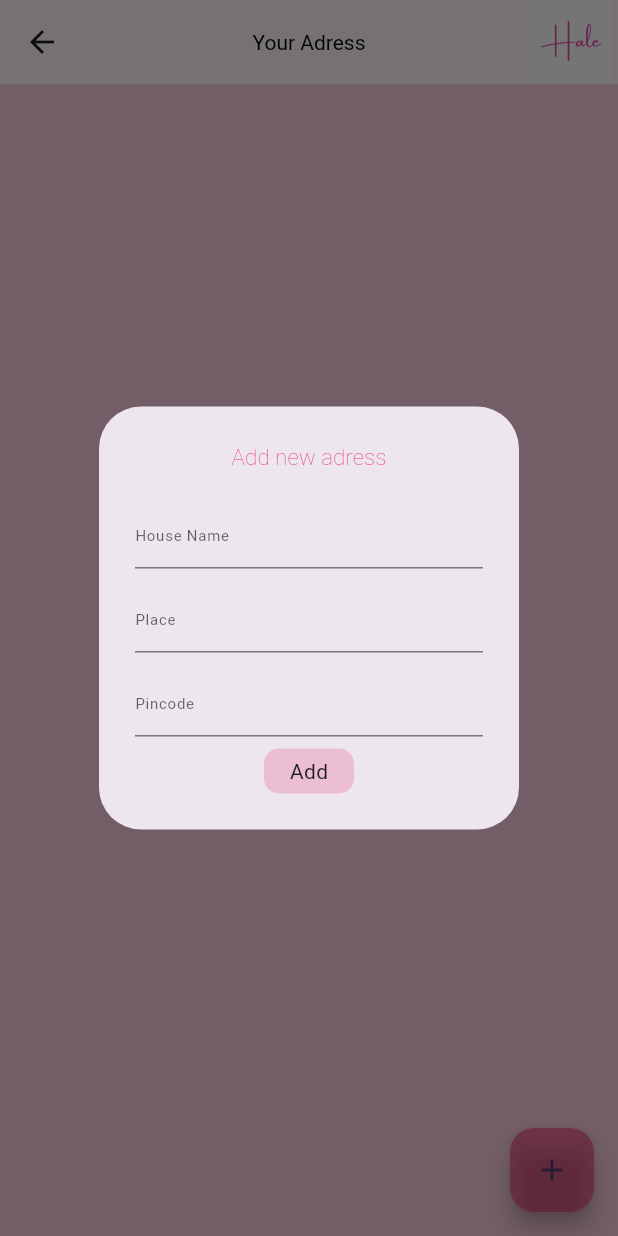
After one commit to Fazil-Puthen/hale, a Flutter app: the AdressPage screen opened directly, after a tap on the "add" icon, on a phone screen of 412 x 824 dp. The commit adds this screen. Run offline on Flutter 3.47's test engine with Material 2 defaults, Android fonts, the phone set to English and light mode, and no system bars; our stand-ins replace another_flutter_splash_screen, bloc, carousel_slider, cloud_firestore, curved_navigation_bar, firebase_auth and 3 more; missing offline and left inert: collapsible_app_bar; accounts and stored records are empty.

Commit message:
worked on cart and adress

```diff
--- /dev/null
+++ b/lib/Models/adressmodel.dart
@@ -0,0 +1,10 @@
+class adressmodel{
+  final String housename;
+  final String place;
+  final String pincode;
+  adressmodel({
+    required this.housename,
+    required this.place,
+    required this.pincode
+  });
+}
--- /dev/null
+++ b/lib/Presentation/Address page/address_screen.dart
@@ -0,0 +1,103 @@
+import 'package:flutter/material.dart';
+import 'package:flutter_bloc/flutter_bloc.dart';
+import 'package:hale/Presentation/Address%20page/bloc/adress_bloc.dart';
+import 'package:hale/Presentation/Address%20page/refracted%20widgets/floatingbutton.dart';
+import 'package:hale/Presentation/common_widgets/constants.dart';
+
+class AdressPage extends StatelessWidget {
+  const AdressPage({super.key});
+
+  @override
+  Widget build(BuildContext context) {
+    final screenwidth=MediaQuery.of(context).size.width;
+    final screeheight=MediaQuery.of(context).size.height;
+    return  Scaffold(
+      floatingActionButton: floatingbutton(),
+      appBar:AppBar(
+        actions: [
+          Padding(
+            padding: const EdgeInsets.only(right: 5),
+            child: Image.asset(
+              hale,
+              scale: 6,
+            ),
+          ),
+        ],
+        title: Text(
+          'Your Adress',
+          style: cardfont,
+        ),
+        centerTitle: true,
+      ),
+      body: Container(
+        width: screenwidth,
+        color: pinkcolor,
+        child: BlocBuilder<AdressBloc, AdressState>(
+          builder: (context, state) {
+            if(state is Adressloadingstate){
+              return const Center(child: CircularProgressIndicator(),);
+            }
+            else if(state is AdressamangeState){
+              final list=state.adresslist;
+            return ListView.builder(itemCount: list.length,
+              itemBuilder:(context, index) {
+              return Padding(
+                padding: const EdgeInsets.symmetric(horizontal: 20,vertical: 5),
+                child: Container(
+                  decoration: BoxDecoration(
+                    borderRadius: BorderRadius.circular(10),
+                    border: Border.all(width: 0.5),
+                     color: Colors.white,
+                  ),
+                width: screenwidth*0.7,
+                height: screeheight*0.1,
+                child: Padding(
+                  padding: const EdgeInsets.symmetric(horizontal: 20),
+                  child: Row(mainAxisAlignment: MainAxisAlignment.spaceBetween,
+                  crossAxisAlignment: CrossAxisAlignment.center,
+                  children: [Column(crossAxisAlignment: CrossAxisAlignment.start,
+                    children: [
+                  Text(list[index].housename,style: detailfont(15,Colors.black,FontWeight.w300),),
+                  Text(list[index].place,style: detailfont(13,Colors.black,FontWeight.w200)),
+                  Text(list[index].pincode,style: detailfont(10,Colors.black,FontWeight.bold))]),
+                  Column(mainAxisAlignment: MainAxisAlignment.center,
+                  children:
+                  [Row(
+                    children: [
+                    GestureDetector(onTap: ()async {
+                      return showDialog(context: context, builder:(context) {
+                        TextEditingController housecontroller=TextEditingController();
+                        TextEditingController placecontroller=TextEditingController();
+                        TextEditingController pincontroller=TextEditingController();
+                        housecontroller.text=list[index].housename;
+                        placecontroller.text=list[index].place;
+                        pincontroller.text=list[index].pincode;
+                        return AdressAlertbox(
+                          buttonhint: 'Update',
+                          head: 'Update adress',
+                          housecontroller:housecontroller ,
+                          placecontroller: placecontroller,
+                          pincontroller: pincontroller,
+                          index: index,
+                          adresscontrol: addordelete.update,);
+                      },);
+                    },
+                      child: const Icon(Icons.edit,size: 20,color: Colors.brown,)),
+                    wbox,
+                    GestureDetector(onTap: () {
+                      context.read<AdressBloc>().add(AdressdeleteEvent(index: index));
+                    },
+                      child: const Icon(Icons.delete_outline,size: 20,color: Colors.red,))],)],),],),
+                ),),
+              );
+            },);}
+            else{
+              return const Center(child: Text('No adress added'),);
+            }
+          },
+        ),
+      ),
+
+    );
+  }
+}
--- /dev/null
+++ b/lib/Presentation/Address page/bloc/adress_bloc.dart
@@ -0,0 +1,82 @@
+import 'dart:async';
+import 'dart:developer';
+
+import 'package:bloc/bloc.dart';
+import 'package:cloud_firestore/cloud_firestore.dart';
+import 'package:hale/Models/adressmodel.dart';
+import 'package:hale/Presentation/common_widgets/constants.dart';
+import 'package:meta/meta.dart';
+
+part 'adress_event.dart';
+part 'adress_state.dart';
+
+class AdressBloc extends Bloc<AdressEvent, AdressState> {
+  AdressBloc() : super(AdressInitial()) {
+    on<AdressEvent>((event, emit) {
+      // TODO: implement event handler
+    });
+    on<AdressaddEvent>(adressaddhandler);
+    on<AdressdeleteEvent>(adressdeltehandler);
+    on<AdressfetchEvent>(adressfetchhandler);
+  }
+  List<adressmodel> adresslist=[];
+  final firestore=FirebaseFirestore.instance;
+
+  FutureOr<void> adressaddhandler(AdressaddEvent event, Emitter<AdressState> emit) {
+    final adress=firestore.collection('users').doc(userid).collection('adress').doc(event.place);
+
+    if(event.adresscontrol==addordelete.add){
+    adress.set({
+      'housename':event.housename,
+      'place':event.place,
+      'pincode':event.pincode
+
+    });
+    final newadress=adressmodel(
+      housename: event.housename,
+      place: event.place,
+      pincode: event.pincode);
+
+     adresslist.add(newadress);}
+
+
+    else if(event.adresscontrol==addordelete.update&&event.index!=null){
+      adress.update({
+      'housename':event.housename,
+      'place':event.place,
+      'pincode':event.pincode
+      });
+      adresslist[event.index!]=adressmodel(
+        housename: event.housename,
+        place: event.place,
+        pincode: event.pincode);
+    }
+
+     emit(AdressamangeState(adresslist: adresslist));
+
+  }
+
+  FutureOr<void> adressdeltehandler(AdressdeleteEvent event, Emitter<AdressState> emit) {
+    final adress=firestore.collection('users').doc(userid).collection('adress').doc(adresslist[event.index].place);
+    adress.delete();
+    adresslist.removeAt(event.index);
+
+    emit(AdressamangeState(adresslist: adresslist));
+  }
+
+  FutureOr<void> adressfetchhandler(AdressfetchEvent event, Emitter<AdressState> emit) async{
+    emit(Adressloadingstate());
+    adresslist.clear();
+    final adresses=await
+     firestore.collection('users').doc(userid).collection('adress').get();
+    for(var doc in adresses.docs){
+      final value=doc.data();
+      final newlist=adressmodel(housename: value['housename'],
+       place: value['place'],
+       pincode: value['pincode']);
+
+       adresslist.add(newlist);
+    }
+    emit(AdressamangeState(adresslist: adresslist));
+  }
+}
--- /dev/null
+++ b/lib/Presentation/Address page/bloc/adress_event.dart
@@ -0,0 +1,33 @@
+part of 'adress_bloc.dart';
+
+@immutable
+sealed class AdressEvent {}
+
+enum addordelete{
+  add,
+  update,
+}
+
+class AdressaddEvent extends AdressEvent{
+  final String housename;
+  final String place;
+  final String pincode;
+  final addordelete adresscontrol;
+  int? index;
+
+  AdressaddEvent({
+    required this.housename,
+    required this.place,
+    required this.pincode,
+    required this.adresscontrol,
+    this.index,
+
+  });
+}
+
+class AdressdeleteEvent extends AdressEvent{
+  final int index;
+  AdressdeleteEvent({required this.index});
+}
+
+class AdressfetchEvent extends AdressEvent{}
--- /dev/null
+++ b/lib/Presentation/Address page/bloc/adress_state.dart
@@ -0,0 +1,15 @@
+part of 'adress_bloc.dart';
+
+@immutable
+sealed class AdressState {}
+
+final class AdressInitial extends AdressState {}
+
+class AdressamangeState extends AdressState{
+  final List<adressmodel> adresslist;
+  AdressamangeState({
+    required this.adresslist,
+  });
+}
+
+class Adressloadingstate extends AdressState{}
--- /dev/null
+++ b/lib/Presentation/Address page/refracted widgets/adresstextfield.dart
@@ -0,0 +1,20 @@
+import 'package:flutter/material.dart';
+import 'package:hale/Presentation/common_widgets/constants.dart';
+
+class Adresstextfield extends StatelessWidget {
+  final String hint;
+  final TextEditingController controller;
+  const Adresstextfield({
+    super.key,
+    required this.controller,
+    required this.hint,
+  });
+
+  @override
+  Widget build(BuildContext context) {
+    return TextFormField(decoration: InputDecoration(hintText:hint,
+    hintStyle: detailfont(10,Colors.black.withOpacity(0.6),
+     FontWeight.normal,)),
+     controller: controller,);
+  }
+}
--- /dev/null
+++ b/lib/Presentation/Address page/refracted widgets/floatingbutton.dart
@@ -0,0 +1,90 @@
+import 'package:flutter/material.dart';
+import 'package:flutter_bloc/flutter_bloc.dart';
+import 'package:hale/Presentation/Address%20page/bloc/adress_bloc.dart';
+import 'package:hale/Presentation/Address%20page/refracted%20widgets/adresstextfield.dart';
+import 'package:hale/Presentation/common_widgets/constants.dart';
+import 'package:hale/Presentation/login_or_signup/widjets.dart';
+
+class floatingbutton extends StatelessWidget {
+  floatingbutton({
+    super.key,
+  });
+  final housecontroller=TextEditingController();
+  final placecontroller=TextEditingController();
+  final pincontroller=TextEditingController();
+
+  @override
+  Widget build(BuildContext context) {
+    return FloatingActionButton(onPressed: ()async{
+      return showDialog(
+        context:context,
+        builder: (BuildContext ctx){
+          return AdressAlertbox(housecontroller: housecontroller,
+           placecontroller: placecontroller,
+           pincontroller: pincontroller,
+           head: 'Add new adress',
+           buttonhint: 'Add',
+           adresscontrol: addordelete.add,);
+        }
+      );
+    },
+    child:Icon(Icons.add),backgroundColor: pinkcolor.withOpacity(0.5),);
+  }
+}
+
+
+class AdressAlertbox extends StatelessWidget {
+   AdressAlertbox({
+    super.key,
+    required this.housecontroller,
+    required this.placecontroller,
+    required this.pincontroller,
+    required this.head,
+    required this.buttonhint,
+    required this.adresscontrol,
+    this.index,
+  });
+
+  final String head;
+  final String buttonhint;
+  final TextEditingController housecontroller;
+  final TextEditingController placecontroller;
+  final TextEditingController pincontroller;
+  final addordelete adresscontrol;
+  int? index;
+
+
+  @override
+  Widget build(BuildContext context) {
+    return AlertDialog(
+      title: Text(head,
+      textAlign: TextAlign.center,
+      style: detailfont(15,Colors.pink,FontWeight.w200),),
+      content: SingleChildScrollView(
+        child: Column(children: [
+        Adresstextfield(controller: housecontroller,hint:'House Name',),
+        box,
+        Adresstextfield(controller: placecontroller,hint:'Place'),
+        box,
+        Adresstextfield(controller:pincontroller, hint:'Pincode'),
+        box,
+        // ElevatedButton.icon(onPressed: (){},
+        //  icon:Icon(Icons.add), label:Text('Add',style: detailfont(15,Colors.pink,
+        //   FontWeight.w200),))
+        ContainerButton(screenwidth: 60,
+         screenheight: 30,
+          heading:buttonhint,
+           color:pinkcolor,
+           onTap: (){
+            context.read<AdressBloc>().add(AdressaddEvent(
+              housename:housecontroller.text ,
+             place: placecontroller.text,
+              pincode: pincontroller.text,
+              adresscontrol: adresscontrol,
+              index: index));
+              Navigator.of(context).pop();
+           })
+         ]),
+      ) );
+  }
+}
--- a/lib/Presentation/cartpage/bloc/cart_state.dart
+++ b/lib/Presentation/cartpage/bloc/cart_state.dart
@@ -7,9 +7,12 @@ final class CartInitial extends CartState {}
 
 class CartsuccesState extends CartState{
   final List<Productmodel> cartproduct;
-  CartsuccesState({required this.cartproduct});
+  final int total;
+  CartsuccesState({required this.cartproduct,
+  required this.total});
 }
 
+class Cartloadingstate extends CartState{}
 // class Quantityaddedestate extends CartState{
 //   final int addedquantity;
 //   Quantityaddedestate({required this.addedquantity});
--- a/lib/Presentation/detailspage/bloc/detailpage_event.dart
+++ b/lib/Presentation/detailspage/bloc/detailpage_event.dart
@@ -7,6 +7,7 @@ sealed class DetailpageEvent {}
  enum Addto{
     cart,
     wishlist,
+    initialcheck,
    }
 
 class DetailedviewEvent extends DetailpageEvent{
--- a/lib/Presentation/detailspage/bloc/detailpage_state.dart
+++ b/lib/Presentation/detailspage/bloc/detailpage_state.dart
@@ -2,6 +2,9 @@ part of 'detailpage_bloc.dart';
 
 @immutable
 sealed class DetailpageState {}
+
+// bool cartclicked=;
+// bool wishclicked=false;
 
 final class DetailpageInitial extends DetailpageState {}
 
@@ -11,6 +14,12 @@ class Detailedstate extends DetailpageState{
 }
 
 class Buttonclickedstate extends DetailpageState{
-  final bool clicked;
-  Buttonclickedstate({required this.clicked});
+  final bool? cartclicked;
+  final bool? wishclicked;
+  Buttonclickedstate({this.cartclicked,
+  this.wishclicked});
+  void prindata(){
+    print('this is cartcliked $cartclicked');
+    print('this is wishcliked $wishclicked');
+  }
 }
--- a/lib/Presentation/homescreen.dart/navigation widgets/refracted_widgets/drawer.dart
+++ b/lib/Presentation/homescreen.dart/navigation widgets/refracted_widgets/drawer.dart
@@ -1,5 +1,7 @@
 import 'package:flutter/material.dart';
 import 'package:flutter_bloc/flutter_bloc.dart';
+import 'package:hale/Presentation/Address%20page/address_screen.dart';
+import 'package:hale/Presentation/Address%20page/bloc/adress_bloc.dart';
 import 'package:hale/Presentation/common_widgets/constants.dart';
 import 'package:hale/Presentation/homescreen.dart/navigation%20widgets/refracted_widgets/drawer_items.dart';
 import 'package:hale/Presentation/login_or_signup/auth_bloc/auth_bloc.dart';
@@ -45,7 +47,7 @@ class DrawerWidget extends StatelessWidget {
                       ),
                       box,
                       Text(
-                        'fazilkdr@gmail.com',
+                        userid,
                         style: textfont,
                       ),
                     ],
@@ -70,8 +72,13 @@ class DrawerWidget extends StatelessWidget {
                     icon: Icon(Icons.face_5_outlined), label: 'Profile'),
               ),
               dbox,
-              const DrawerItems(icon: Icon(Icons.near_me), label: 'Adress'),
+              //Adress
+              GestureDetector(
+                onTap:(){ context.read<AdressBloc>().add(AdressfetchEvent());
+                Navigator.of(context).push(MaterialPageRoute(builder: (ctx)=>AdressPage()));},
+                child: const DrawerItems(icon: Icon(Icons.near_me), label: 'Adress')),
               dbox,
+              //Signout
               BlocListener<AuthBloc, AuthState>(
                 listener: (context, state) {
                   if(state is Signoutstate){
--- a/lib/main.dart
+++ b/lib/main.dart
@@ -1,6 +1,7 @@
 import 'package:firebase_core/firebase_core.dart';
 import 'package:flutter_bloc/flutter_bloc.dart';
 import 'package:flutter/material.dart';
+import 'package:hale/Presentation/Address%20page/bloc/adress_bloc.dart';
 import 'package:hale/Presentation/cartpage/bloc/cart_bloc.dart';
 import 'package:hale/Presentation/cartpage/bloc/quantity_bloc.dart';
 import 'package:hale/Presentation/cartpage/cart_screen.dart';
@@ -41,7 +42,8 @@ class MyApp extends StatelessWidget {
         BlocProvider(create: (context) => ShoppageBloc()),
         BlocProvider(create: (context) => DetailpageBloc()),
         BlocProvider(create: (context) => CartBloc(),),
-        BlocProvider(create: (context) => QuantityBloc(),)],
+        BlocProvider(create: (context) => QuantityBloc(),),
+        BlocProvider(create: (context) => AdressBloc())],
       child: MaterialApp(
         debugShowCheckedModeBanner: false,
         title: 'Flutter Demo',
```
Also changed, not shown: lib/Presentation/cartpage/bloc/cart_bloc.dart (+5 -2 lines), lib/Presentation/cartpage/cart_screen.dart (+48 -17 lines), lib/Presentation/detailspage/bloc/detailpage_bloc.dart (+52 -13 lines), lib/Presentation/detailspage/details_screen.dart (+46 -22 lines), lib/Presentation/detailspage/refracted widgets/cartwishcontainer.dart (+5 -2 lines), lib/Presentation/login_or_signup/widjets.dart (+10 -1 lines).
